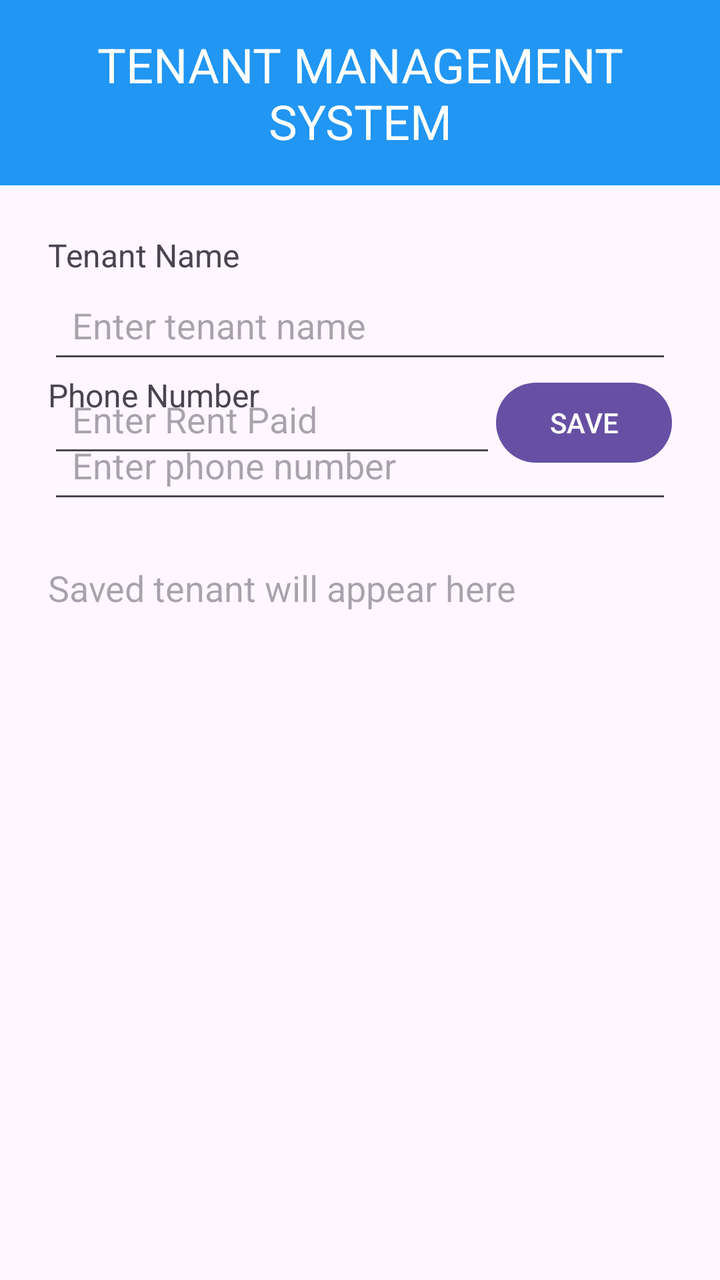
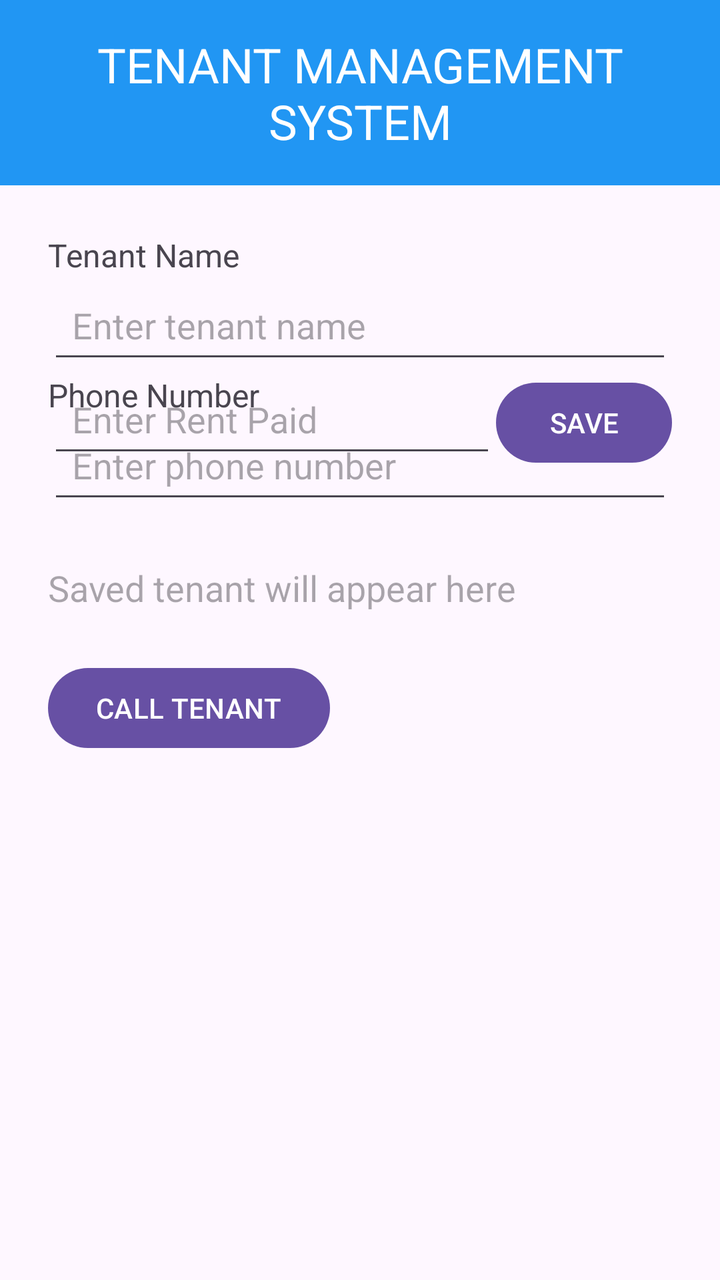

Compare the two renders of this Android layout. The source of the first and the diff that turns it into the second are given below.
<!-- AndroidManifest.xml: application theme Theme.TenantManagementSystem -->
<!-- res/layout/activity_main.xml -->
<?xml version="1.0" encoding="utf-8"?>
<layout xmlns:android="http://schemas.android.com/apk/res/android"
    xmlns:app="http://schemas.android.com/apk/res-auto"
    xmlns:tools="http://schemas.android.com/tools">

    <data>

        <variable
            name="tenant"
            type="com.example.tenantmanagementsystem.Tenant" />

    </data>

    <androidx.constraintlayout.widget.ConstraintLayout
        android:id="@+id/linearLayout"
        android:layout_width="match_parent"
        android:layout_height="match_parent">

        
        <TextView
            android:id="@+id/textView"
            android:layout_width="0dp"
            android:layout_height="wrap_content"
            android:background="#2196F3"
            android:gravity="center"
            android:padding="16dp"
            android:text="TENANT MANAGEMENT SYSTEM"
            android:textColor="#FFFFFF"
            android:textSize="24sp"
            app:layout_constraintEnd_toEndOf="parent"
            app:layout_constraintStart_toStartOf="parent"
            app:layout_constraintTop_toTopOf="parent" />

        
        <TextView
            android:id="@+id/textView2"
            android:layout_width="0dp"
            android:layout_height="wrap_content"
            android:layout_marginStart="24dp"
            android:layout_marginLeft="24dp"
            android:layout_marginTop="24dp"
            android:layout_marginEnd="24dp"
            android:layout_marginRight="24dp"
            android:text="Tenant Name"
            android:textSize="16sp"
            app:layout_constraintEnd_toEndOf="parent"
            app:layout_constraintStart_toStartOf="parent"
            app:layout_constraintTop_toBottomOf="@+id/textView" />

        <EditText
            android:id="@+id/tenantNameEditText"
            android:layout_width="0dp"
            android:layout_height="wrap_content"
            android:layout_marginStart="24dp"
            android:layout_marginLeft="24dp"
            android:layout_marginEnd="24dp"
            android:layout_marginRight="24dp"
            android:hint="Enter tenant name"
            android:minHeight="48dp"
            android:padding="12dp"
            app:layout_constraintEnd_toEndOf="parent"
            app:layout_constraintStart_toStartOf="parent"
            app:layout_constraintTop_toBottomOf="@+id/textView2" />

        <TextView
            android:id="@+id/textView3"
            android:layout_width="0dp"
            android:layout_height="wrap_content"
            android:layout_marginStart="24dp"
            android:layout_marginLeft="24dp"
            android:layout_marginEnd="24dp"
            android:layout_marginRight="24dp"
            android:text="Phone Number"
            android:textSize="16sp"
            app:layout_constraintEnd_toEndOf="parent"
            app:layout_constraintStart_toStartOf="parent"
            app:layout_constraintTop_toBottomOf="@+id/tenantNameEditText" />

        <EditText
            android:id="@+id/phoneEditText"
            android:layout_width="0dp"
            android:layout_height="wrap_content"
            android:layout_marginStart="24dp"
            android:layout_marginLeft="24dp"
            android:layout_marginEnd="24dp"
            android:layout_marginRight="24dp"
            android:hint="Enter phone number"
            android:inputType="phone"
            android:minHeight="48dp"
            android:padding="12dp"
            app:layout_constraintEnd_toEndOf="parent"
            app:layout_constraintStart_toStartOf="parent"
            app:layout_constraintTop_toBottomOf="@+id/textView3" />

        
        <EditText
            android:id="@+id/rentEditText"
            android:layout_width="0dp"
            android:layout_height="wrap_content"
            android:layout_marginStart="24dp"
            android:layout_marginLeft="24dp"
            android:layout_marginBottom="24dp"
            android:hint="Enter Rent Paid"
            android:minHeight="48dp"
            android:padding="12dp"
            app:layout_constraintBottom_toTopOf="@+id/tenantResultTextView"
            app:layout_constraintEnd_toStartOf="@+id/saveButton"
            app:layout_constraintStart_toStartOf="parent" />

        
        <Button
            android:id="@+id/saveButton"
            android:layout_width="wrap_content"
            android:layout_height="wrap_content"
            android:layout_marginEnd="24dp"
            android:layout_marginRight="24dp"
            android:padding="10dp"
            android:text="SAVE"
            app:layout_constraintBaseline_toBaselineOf="@+id/rentEditText"
            app:layout_constraintEnd_toEndOf="parent"
            app:layout_constraintStart_toEndOf="@+id/rentEditText" />

        
        <TextView
            android:id="@+id/tenantResultTextView"
            android:layout_width="0dp"
            android:layout_height="wrap_content"
            android:layout_marginBottom="310dp"
            android:padding="24dp"
            android:text="@{tenant.summary()}"
            android:hint="Saved tenant will appear here"
            android:textSize="18sp"
            app:layout_constraintBottom_toBottomOf="parent"
            app:layout_constraintEnd_toEndOf="parent"
            app:layout_constraintStart_toStartOf="parent" />

    </androidx.constraintlayout.widget.ConstraintLayout>

</layout>
<!-- resources referenced by this layout -->
<resources>
  <style name="Theme.TenantManagementSystem" parent="Base.Theme.TenantManagementSystem" />
  <style name="Base.Theme.TenantManagementSystem" parent="Theme.Material3.DayNight.NoActionBar">
          
          
      </style>
</resources>

<!-- the commit's change to res/layout/activity_main.xml (unified diff, before → after) -->
@@ -133,6 +133,14 @@
             app:layout_constraintBottom_toBottomOf="parent"
             app:layout_constraintEnd_toEndOf="parent"
             app:layout_constraintStart_toStartOf="parent" />
+        <Button
+            android:id="@+id/callButton"
+            android:layout_width="wrap_content"
+            android:layout_height="wrap_content"
+            android:text="CALL TENANT"
+            android:layout_marginStart="24dp"
+            app:layout_constraintTop_toBottomOf="@id/tenantResultTextView"
+            app:layout_constraintStart_toStartOf="parent" />
 
     </androidx.constraintlayout.widget.ConstraintLayout>
 
